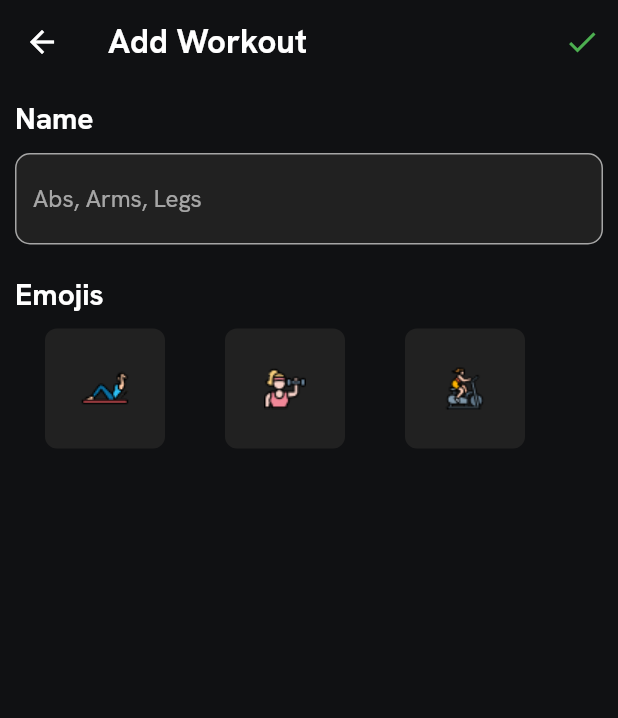
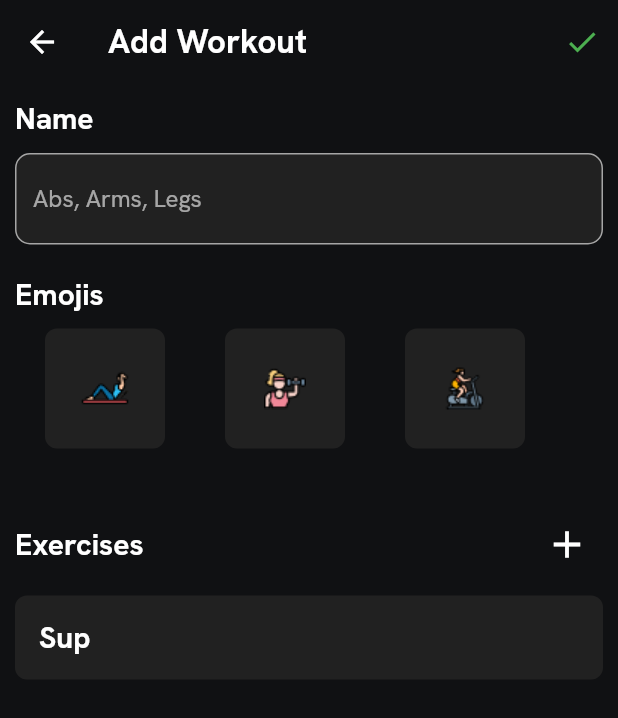
Before and after one commit to PhantomKnight287/justfit, a Flutter app: the screen it shows after launch, item 2 of the bottom bar chosen, on a phone screen of 412 x 824 dp. Shown: the top 718 px of the screen. Run offline on Flutter 3.47's test engine with Material 2 defaults, Android fonts, the phone set to English and light mode, and no system bars; our stand-ins replace dot_navigation_bar, google_fonts, isar; accounts and stored records are empty.

Commit message:
update add workout screen

```diff
--- a/lib/screens/add/main.dart
+++ b/lib/screens/add/main.dart
@@ -1,6 +1,7 @@
 import 'package:flutter/material.dart';
 import 'package:google_fonts/google_fonts.dart';
 import 'package:justfit/constants/main.dart';
+import 'package:justfit/models/workout.dart';
 
 class AddNewWorkout extends StatefulWidget {
   const AddNewWorkout({super.key});
@@ -10,9 +11,13 @@ class AddNewWorkout extends StatefulWidget {
 }
 
 class _AddNewWorkoutState extends State<AddNewWorkout> {
-  TextEditingController _nameController = TextEditingController();
+  final TextEditingController _nameController = TextEditingController();
   // probably a bad idea ig
   List<String> emojis = [];
+  final TextStyle _textStyle = GoogleFonts.hankenGrotesk(fontSize: 20, fontWeight: FontWeight.w700);
+  int exercisesCount = 1;
+  List<Exercise> exercises = [Exercise()];
+
   @override
   void dispose() {
     super.dispose();
@@ -47,7 +52,7 @@ class _AddNewWorkoutState extends State<AddNewWorkout> {
               children: [
                 Text(
                   "Name",
-                  style: GoogleFonts.hankenGrotesk(fontSize: 20, fontWeight: FontWeight.w700),
+                  style: _textStyle,
                 ),
                 const SizedBox(
                   height: 10,
@@ -69,7 +74,7 @@ class _AddNewWorkoutState extends State<AddNewWorkout> {
                 ),
                 Text(
                   "Emojis",
-                  style: GoogleFonts.hankenGrotesk(fontSize: 20, fontWeight: FontWeight.w700),
+                  style: _textStyle,
                 ),
                 const SizedBox(
                   height: 10,
@@ -109,7 +114,86 @@ class _AddNewWorkoutState extends State<AddNewWorkout> {
                       )
                     ],
                   ),
-                )
+                ),
+                const SizedBox(
+                  height: 40,
+                ),
+                Row(
+                  mainAxisAlignment: MainAxisAlignment.spaceBetween,
+                  children: [
+                    Text(
+                      "Exercises",
+                      style: _textStyle,
+                    ),
+                    IconButton(
+                      onPressed: () {
+                        exercises.add(Exercise());
+                        setState(() {});
+                      },
+                      icon: const Icon(
+                        Icons.add,
+                        size: 30,
+                      ),
+                    )
+                  ],
+                ),
+                const SizedBox(
+                  height: 10,
+                ),
+                for (var i = 0; i < exercises.length; i++)
+                  Column(
+                    children: [
+                      ListTile(
+                        tileColor: Color(0xff212121),
+                        title: Text(
+                          "Sup",
+                          style: _textStyle,
+                        ),
+                        shape: RoundedRectangleBorder(
+                          borderRadius: BorderRadius.circular(8),
+                        ),
+                        onTap: () {
+                          showModalBottomSheet(
+                            context: context,
+                            builder: (context) {
+                              return Container(
+                                height: 200,
+                                color: Colors.amber,
+                                child: Center(
+                                  child: Column(
+                                    mainAxisAlignment: MainAxisAlignment.center,
+                                    mainAxisSize: MainAxisSize.min,
+                                    children: <Widget>[
+                                      const Text('Modal BottomSheet'),
+                                      ElevatedButton(
+                                        child: const Text('Close BottomSheet'),
+                                        onPressed: () => Navigator.pop(context),
+                                      ),
+                                    ],
+                                  ),
+                                ),
+                              );
+                            },
+                          );
+                        },
+                        trailing: i == 0
+                            ? null
+                            : IconButton(
+                                icon: Icon(Icons.delete),
+                                onPressed: () {
+                                  print(exercises);
+                                  exercises.removeAt(i);
+                                  setState(() {
+                                    exercisesCount--;
+                                  });
+                                },
+                              ),
+                      ),
+                      const SizedBox(
+                        height: 12,
+                      )
+                    ],
+                  ),
               ],
             ),
           ),
```
